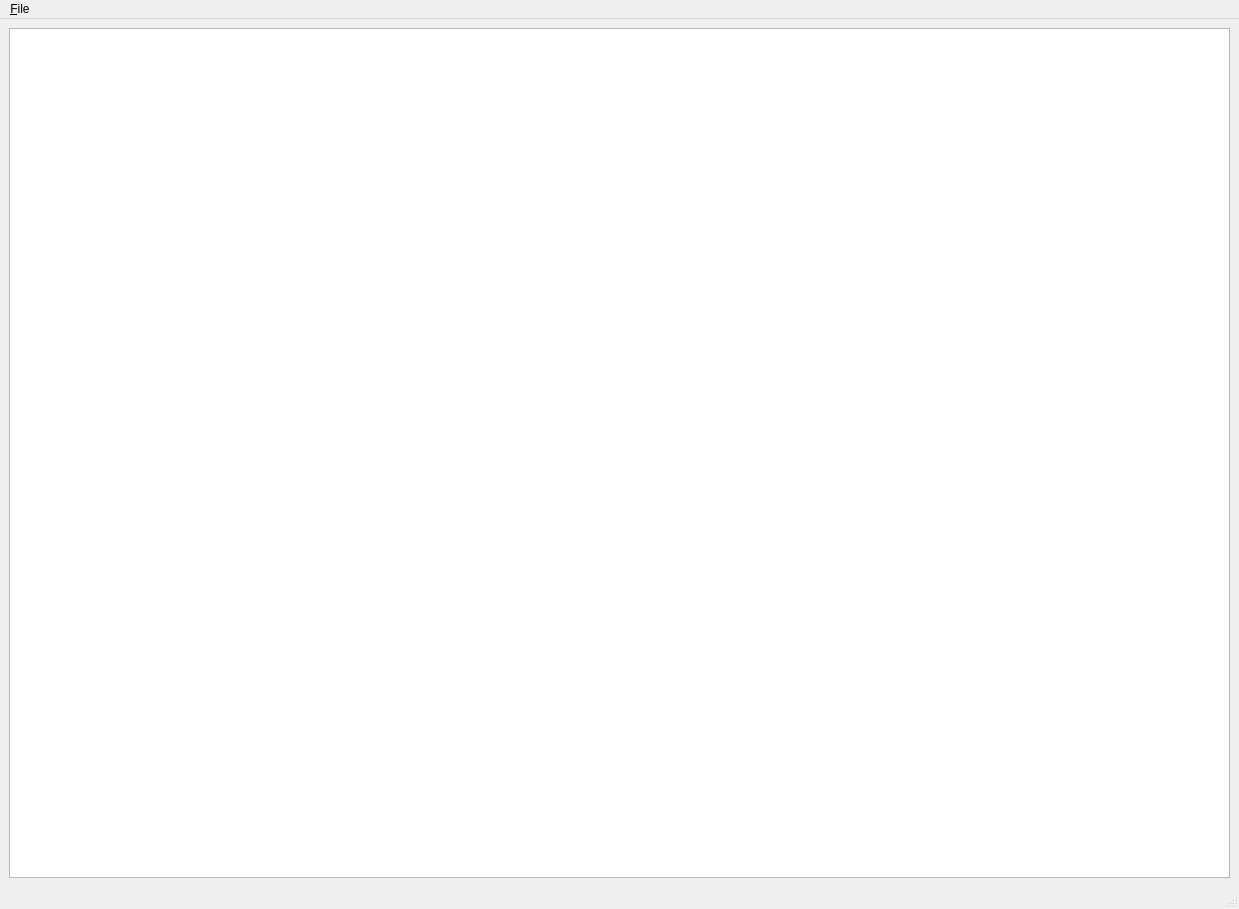
First picture: the form in frmmain_designer.ui, repository JMcInerneyLab/groot, before the edit.
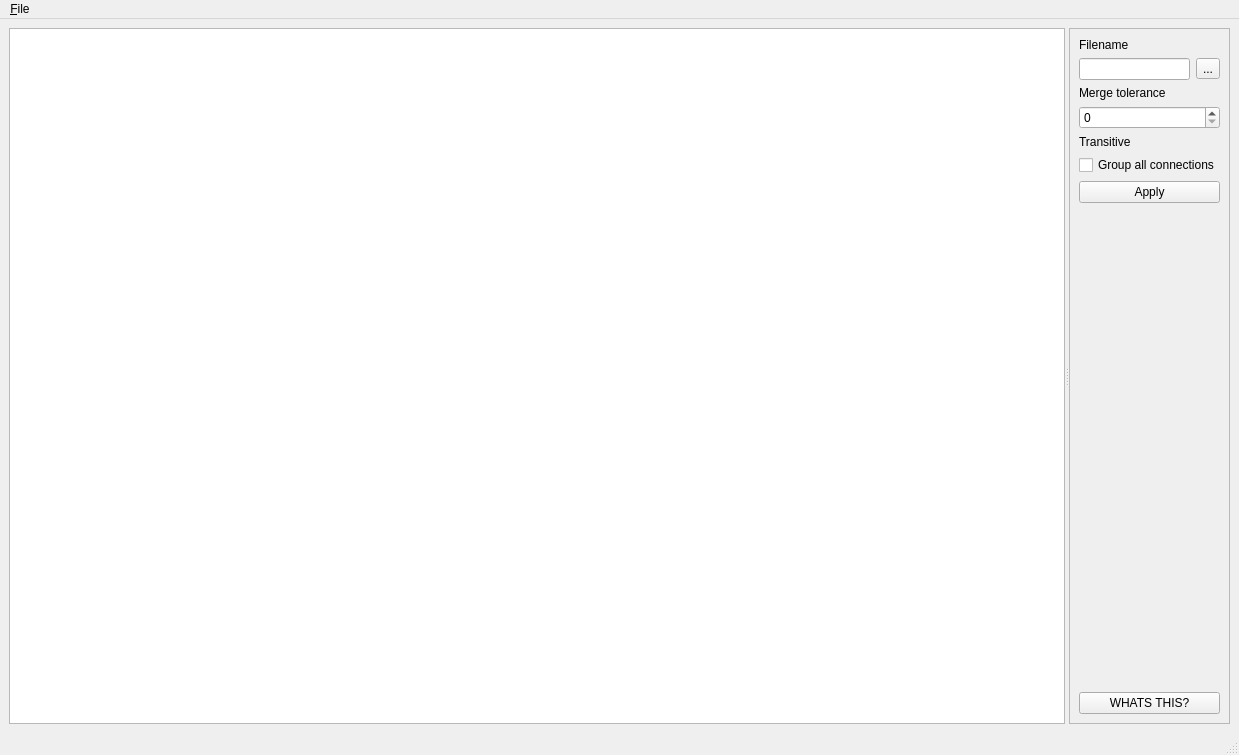
Second picture: the form after the edit.

What changed in the file:
```diff
--- a/frmmain_designer.ui
+++ b/frmmain_designer.ui
@@ -7,7 +7,7 @@
     <x>0</x>
     <y>0</y>
     <width>1239</width>
-    <height>909</height>
+    <height>755</height>
    </rect>
   </property>
   <property name="windowTitle">
@@ -16,7 +16,190 @@
   <widget class="QWidget" name="centralwidget">
    <layout class="QGridLayout" name="gridLayout">
     <item row="0" column="0">
-     <widget class="QGraphicsView" name="graphicsView"/>
+     <widget class="QSplitter" name="splitter">
+      <property name="orientation">
+       <enum>Qt::Horizontal</enum>
+      </property>
+      <widget class="QGraphicsView" name="graphicsView">
+       <property name="sizePolicy">
+        <sizepolicy hsizetype="Expanding" vsizetype="Expanding">
+         <horstretch>2</horstretch>
+         <verstretch>0</verstretch>
+        </sizepolicy>
+       </property>
+       <property name="whatsThis">
+        <string>The plot is shown in this area</string>
+       </property>
+      </widget>
+      <widget class="QFrame" name="frame">
+       <property name="sizePolicy">
+        <sizepolicy hsizetype="Maximum" vsizetype="Maximum">
+         <horstretch>0</horstretch>
+         <verstretch>0</verstretch>
+        </sizepolicy>
+       </property>
+       <property name="frameShape">
+        <enum>QFrame::StyledPanel</enum>
+       </property>
+       <property name="frameShadow">
+        <enum>QFrame::Raised</enum>
+       </property>
+       <layout class="QVBoxLayout" name="verticalLayout">
+        <item>
+         <widget class="QLabel" name="label_3">
+          <property name="statusTip">
+           <string>Name of the file to load. This should be BLAST output in TSV format.</string>
+          </property>
+          <property name="whatsThis">
+           <string>Name of the file to load. This should be BLAST output in TSV format.</string>
+          </property>
+          <property name="text">
+           <string>Filename</string>
+          </property>
+         </widget>
+        </item>
+        <item>
+         <layout class="QHBoxLayout" name="horizontalLayout">
+          <item>
+           <widget class="QLineEdit" name="TXT_FILENAME">
+            <property name="statusTip">
+             <string>Name of the file to load. This should be BLAST output in TSV format.</string>
+            </property>
+            <property name="whatsThis">
+             <string>Name of the file to load. This should be BLAST output in TSV format.</string>
+            </property>
+           </widget>
+          </item>
+          <item>
+           <widget class="QToolButton" name="BTN_FILENAME">
+            <property name="statusTip">
+             <string>Name of the file to load. This should be BLAST output in TSV format.</string>
+            </property>
+            <property name="whatsThis">
+             <string>Name of the file to load. This should be BLAST output in TSV format.</string>
+            </property>
+            <property name="text">
+             <string>...</string>
+            </property>
+           </widget>
+          </item>
+         </layout>
+        </item>
+        <item>
+         <widget class="QLabel" name="label">
+          <property name="sizePolicy">
+           <sizepolicy hsizetype="Preferred" vsizetype="Preferred">
+            <horstretch>0</horstretch>
+            <verstretch>0</verstretch>
+           </sizepolicy>
+          </property>
+          <property name="statusTip">
+           <string>How close two points in a sequence must be to be considered the same.</string>
+          </property>
+          <property name="whatsThis">
+           <string>&lt;html&gt;&lt;head/&gt;&lt;body&gt;&lt;p&gt;How close two points in a sequence must be to be considered the same.&lt;/p&gt;&lt;p&gt;Points are merged using HCA. Sequence starts are always drawn from the lowest of the set of merged points, whilst sequence ends are always drawn from the highest.&lt;/p&gt;&lt;/body&gt;&lt;/html&gt;</string>
+          </property>
+          <property name="text">
+           <string>Merge tolerance</string>
+          </property>
+         </widget>
+        </item>
+        <item>
+         <widget class="QSpinBox" name="NUM_MERGE">
+          <property name="statusTip">
+           <string>How close two points in a sequence must be to be considered the same.</string>
+          </property>
+          <property name="whatsThis">
+           <string>&lt;html&gt;&lt;head/&gt;&lt;body&gt;&lt;p&gt;How close two points in a sequence must be to be considered the same.&lt;/p&gt;&lt;p&gt;Points are merged using HCA. Sequence starts are always drawn from the lowest of the set of merged points, whilst sequence ends are always drawn from the highest.&lt;/p&gt;&lt;/body&gt;&lt;/html&gt;</string>
+          </property>
+          <property name="accelerated">
+           <bool>true</bool>
+          </property>
+         </widget>
+        </item>
+        <item>
+         <widget class="QLabel" name="label_2">
+          <property name="sizePolicy">
+           <sizepolicy hsizetype="Preferred" vsizetype="Preferred">
+            <horstretch>0</horstretch>
+            <verstretch>0</verstretch>
+           </sizepolicy>
+          </property>
+          <property name="statusTip">
+           <string>Controls whether BLAST targets that share a connection are grouped together</string>
+          </property>
+          <property name="whatsThis">
+           <string>&lt;html&gt;&lt;head/&gt;&lt;body&gt;&lt;p&gt;When checked, all BLAST targets that share a connection are grouped together&lt;/p&gt;&lt;p&gt;e.g.&lt;br/&gt;for BLASTs {&lt;span style=&quot; font-style:italic;&quot;&gt;A-B, A-C, B-C&lt;/span&gt;} there is one group, {&lt;span style=&quot; font-style:italic;&quot;&gt;A, B, C&lt;/span&gt;}&lt;/p&gt;&lt;p&gt;for BLASTs {&lt;span style=&quot; font-style:italic;&quot;&gt;A-B, B-C&lt;/span&gt;} there is one group, {&lt;span style=&quot; font-style:italic;&quot;&gt;A, B, C&lt;/span&gt;}&lt;br/&gt;&lt;br/&gt;When unchecked, only BLAST targets that share a direct connection are grouped.&lt;/p&gt;&lt;p&gt;e.g.&lt;br/&gt;for BLASTs {&lt;span style=&quot; font-style:italic;&quot;&gt;A-B, A-C, B-C&lt;/span&gt;} there is one group, {&lt;span style=&quot; font-style:italic;&quot;&gt;A, B, C&lt;/span&gt;}&lt;/p&gt;&lt;p&gt;for BLASTs {&lt;span style=&quot; font-style:italic;&quot;&gt;A-B, B-C&lt;/span&gt;} there are two groups, {&lt;span style=&quot; font-style:italic;&quot;&gt;A, B&lt;/span&gt;} and {&lt;span style=&quot; font-style:italic;&quot;&gt;B, C&lt;/span&gt;}&lt;br/&gt;This leads to more lines in the plot, which can be confusing, but allows non-transitive regions to be identified.&lt;/p&gt;&lt;p&gt;&lt;br/&gt;&lt;/p&gt;&lt;p&gt;&lt;br/&gt;&lt;/p&gt;&lt;/body&gt;&lt;/html&gt;</string>
+          </property>
+          <property name="text">
+           <string>Transitive</string>
+          </property>
+         </widget>
+        </item>
+        <item>
+         <widget class="QCheckBox" name="CHK_TRANSITION">
+          <property name="sizePolicy">
+           <sizepolicy hsizetype="Preferred" vsizetype="Fixed">
+            <horstretch>0</horstretch>
+            <verstretch>0</verstretch>
+           </sizepolicy>
+          </property>
+          <property name="statusTip">
+           <string>Controls whether BLAST targets that share a connection are grouped together</string>
+          </property>
+          <property name="whatsThis">
+           <string>&lt;html&gt;&lt;head/&gt;&lt;body&gt;&lt;p&gt;When checked, all BLAST targets that share a connection are grouped together&lt;/p&gt;&lt;p&gt;e.g.&lt;br/&gt;for BLASTs {&lt;span style=&quot; font-style:italic;&quot;&gt;A-B, A-C, B-C&lt;/span&gt;} there is one group, {&lt;span style=&quot; font-style:italic;&quot;&gt;A, B, C&lt;/span&gt;}&lt;/p&gt;&lt;p&gt;for BLASTs {&lt;span style=&quot; font-style:italic;&quot;&gt;A-B, B-C&lt;/span&gt;} there is one group, {&lt;span style=&quot; font-style:italic;&quot;&gt;A, B, C&lt;/span&gt;}&lt;br/&gt;&lt;br/&gt;When unchecked, only BLAST targets that share a direct connection are grouped.&lt;/p&gt;&lt;p&gt;e.g.&lt;br/&gt;for BLASTs {&lt;span style=&quot; font-style:italic;&quot;&gt;A-B, A-C, B-C&lt;/span&gt;} there is one group, {&lt;span style=&quot; font-style:italic;&quot;&gt;A, B, C&lt;/span&gt;}&lt;/p&gt;&lt;p&gt;for BLASTs {&lt;span style=&quot; font-style:italic;&quot;&gt;A-B, B-C&lt;/span&gt;} there are two groups, {&lt;span style=&quot; font-style:italic;&quot;&gt;A, B&lt;/span&gt;} and {&lt;span style=&quot; font-style:italic;&quot;&gt;B, C&lt;/span&gt;}&lt;br/&gt;This leads to more lines in the plot, which can be confusing, but allows non-transitive regions to be identified.&lt;/p&gt;&lt;p&gt;&lt;br/&gt;&lt;/p&gt;&lt;p&gt;&lt;br/&gt;&lt;/p&gt;&lt;/body&gt;&lt;/html&gt;</string>
+          </property>
+          <property name="text">
+           <string>Group all connections</string>
+          </property>
+         </widget>
+        </item>
+        <item>
+         <widget class="QPushButton" name="pushButton">
+          <property name="statusTip">
+           <string>Applys the current settings.</string>
+          </property>
+          <property name="whatsThis">
+           <string>&lt;html&gt;&lt;head/&gt;&lt;body&gt;&lt;p&gt;Applys the current settings.&lt;/p&gt;&lt;p&gt;The file is only reloaded if necessary.&lt;/p&gt;&lt;/body&gt;&lt;/html&gt;</string>
+          </property>
+          <property name="text">
+           <string>Apply</string>
+          </property>
+         </widget>
+        </item>
+        <item>
+         <spacer name="verticalSpacer">
+          <property name="orientation">
+           <enum>Qt::Vertical</enum>
+          </property>
+          <property name="sizeHint" stdset="0">
+           <size>
+            <width>20</width>
+            <height>432</height>
+           </size>
+          </property>
+         </spacer>
+        </item>
+        <item>
+         <widget class="QPushButton" name="BTN_WHATS_THIS">
+          <property name="toolTip">
+           <string>Click to display what's this help.</string>
+          </property>
+          <property name="statusTip">
+           <string>Click to display what's this help.</string>
+          </property>
+          <property name="whatsThis">
+           <string>Once in what's this mode, click somewhere else!</string>
+          </property>
+          <property name="text">
+           <string>WHATS THIS?</string>
+          </property>
+         </widget>
+        </item>
+       </layout>
+      </widget>
+     </widget>
     </item>
    </layout>
   </widget>
```
